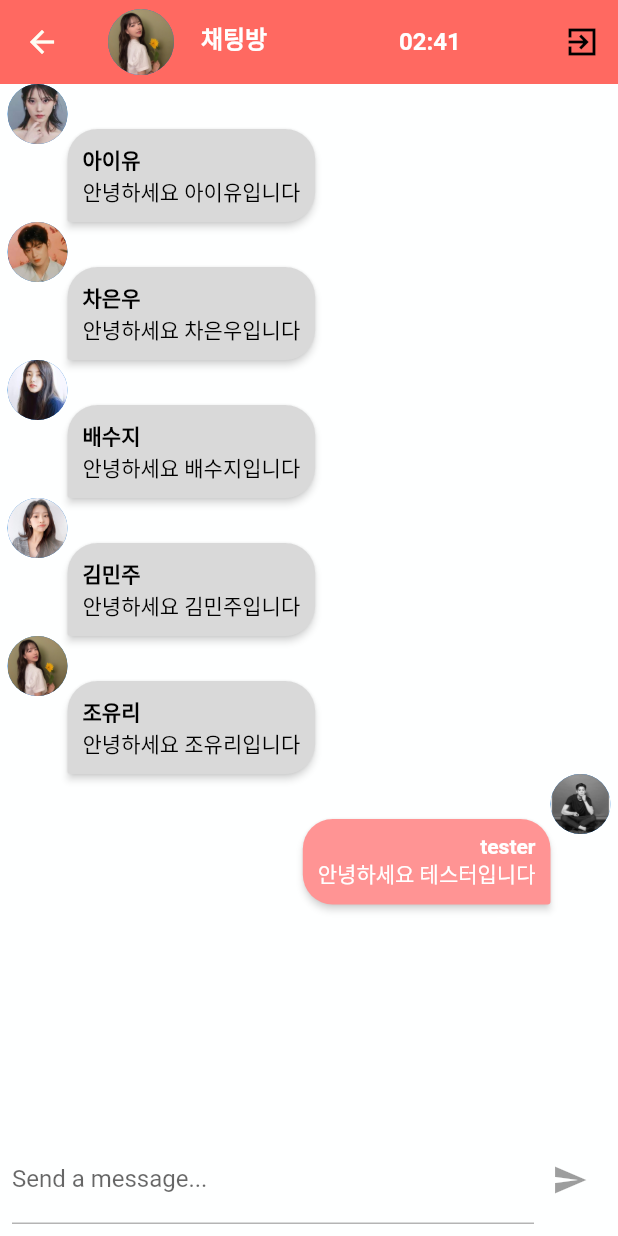
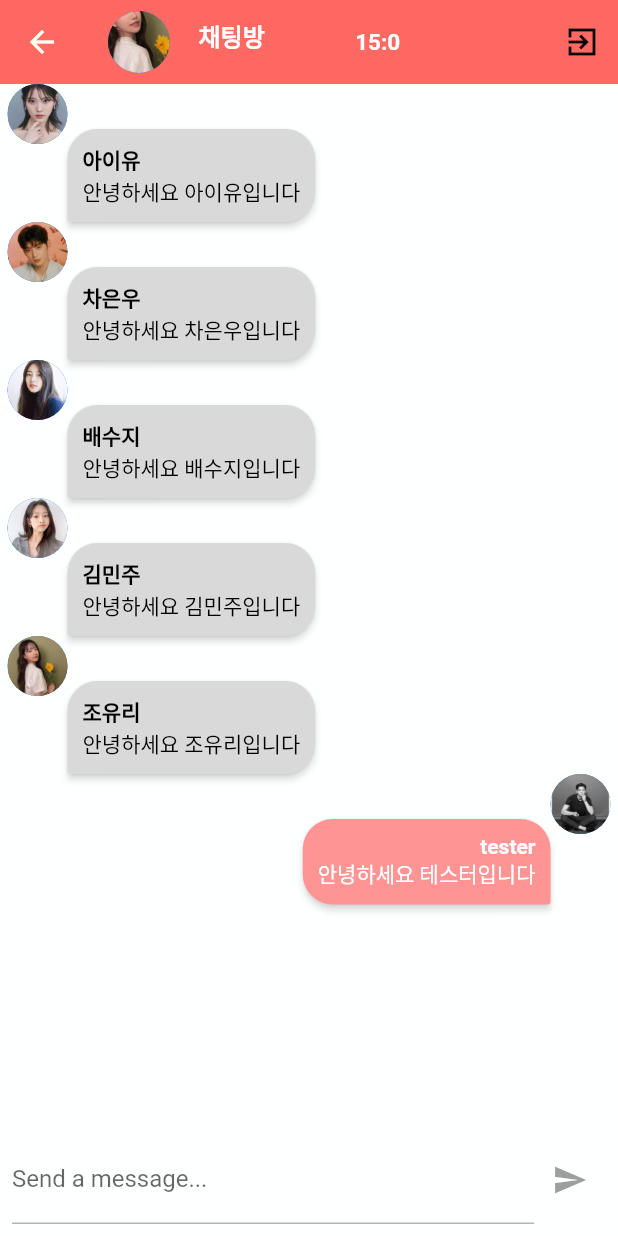
Before and after one commit to qoridhc/CatchMe, a Flutter app: the ChatScreen screen opened directly, on a phone screen of 412 x 824 dp. Run offline on Flutter 3.47's test engine with Material 2 defaults, Android fonts, the phone set to English and light mode, and no system bars; drawn by our look-alikes of flutter_chat_bubble; our stand-ins replace animated_bottom_navigation_bar, auto_size_text, cached_network_image, cloud_firestore, dio, dropdown_button2 and 6 more; missing offline and left inert: dart:ffi, flutter_naver_login, image_network; accounts and stored records are empty; Roboto replaces fonts that are missing (Avenir).

Commit message:
채팅 타이머 프로바이더 생성 / 채팅 ui 오류 수정

```diff
--- a/lib/screen/chatting_screen.dart
+++ b/lib/screen/chatting_screen.dart
@@ -1,17 +1,20 @@
 import 'dart:async';
 import 'package:captone4/chat/message.dart';
 import 'package:captone4/chat/new_message.dart';
+import 'package:captone4/provider/time_provider.dart';
 import 'package:captone4/screen/chat_room_screen.dart';
+import 'package:captone4/utils/utils.dart';
 import 'package:flutter/material.dart';
+import 'package:flutter_riverpod/flutter_riverpod.dart';
 
-class ChatScreen extends StatefulWidget {
+class ChatScreen extends ConsumerStatefulWidget {
   const ChatScreen({Key? key}) : super(key: key);
 
   @override
-  State<ChatScreen> createState() => _ChatScreenState();
+  ConsumerState<ChatScreen> createState() => _ChatScreenState();
 }
 
-class _ChatScreenState extends State<ChatScreen> {
+class _ChatScreenState extends ConsumerState<ChatScreen> {
   bool _visibility = true;
   int sec = 60;
   int min = 3;
@@ -24,6 +27,19 @@ class _ChatScreenState extends State<ChatScreen> {
     // TODO: implement initState
     super.initState();
     _handleTimer();
+    if(!ref.read(TimerProvider.notifier).isRun)
+      ref.read(TimerProvider.notifier).start();
+  }
+
+  @override
+  void dispose() {
+    // TODO: implement dispose
+    super.dispose();
+    print("dispose");
+
+    ref.read(TimerProvider.notifier).cancel();
+    ref.read(TimerProvider.notifier).pause();
+
   }
 
   void _handleTimer() {
@@ -63,12 +79,11 @@ class _ChatScreenState extends State<ChatScreen> {
             }
           }
         }
-
       });
     });
   }
 
-  AppBar _buildAppBar(){
+  AppBar _buildAppBar(int time){
     return AppBar(
       actions: [
         IconButton(
@@ -102,8 +117,8 @@ class _ChatScreenState extends State<ChatScreen> {
               padding: EdgeInsets.only(top: 0, bottom: 0, right: 0),
               child: InkWell(
                 child: SizedBox(
-                  width: 44,
-                  height: 44,
+                  width: getMediaWidth(context)*0.1,
+                  height: getMediaHeight(context)*0.1,
                   child: CircleAvatar(
                     backgroundImage:
                     AssetImage('assets/images/test_img/조유리.jpg'),
@@ -112,13 +127,13 @@ class _ChatScreenState extends State<ChatScreen> {
               ),
             ), // 채팅창 앱바 프로필 사진 파트
             Container(
-              width: 200,
+              width: getMediaWidth(context)*0.5,
               padding: EdgeInsets.only(top: 0, bottom: 0, right: 0),
               child: Row(
                 children: [
                   SizedBox(
-                    width: 80,
-                    height: 30,
+                    width: getMediaWidth(context)*0.2,
+                    height: getMediaHeight(context)*0.04,
                     child: GestureDetector(
                       onTap: () {},
                       child: Column(
@@ -136,15 +151,15 @@ class _ChatScreenState extends State<ChatScreen> {
                     ),
                   ),
                   SizedBox(
-                    width: 70,
+                    width: getMediaWidth(context) * 0.1,
                   ),
                   Text(
-                    minText,
+                    "${(time / 60).toInt()}",
                     style: TextStyle(
                         fontFamily: 'Avenir',
                         fontWeight: FontWeight.bold,
                         color: Colors.white,
-                        fontSize: 16),
+                        fontSize: 15),
                   ),
                   Text(
                     ':',
@@ -152,15 +167,15 @@ class _ChatScreenState extends State<ChatScreen> {
                         fontFamily: 'Avenir',
                         fontWeight: FontWeight.bold,
                         color: Colors.white,
-                        fontSize: 16),
+                        fontSize: 15),
                   ),
                   Text(
-                    secText,
+                    "${time % 60}",
                     style: TextStyle(
                         fontFamily: 'Avenir',
                         fontWeight: FontWeight.bold,
                         color: Colors.white,
-                        fontSize: 16),
+                        fontSize: 15),
                   )
                 ],
               ),
@@ -174,8 +189,12 @@ class _ChatScreenState extends State<ChatScreen> {
 
   @override
   Widget build(BuildContext context) {
+
+    final time = ref.watch(TimerProvider);
+    print(time);
+
     return Scaffold(
-      appBar: _buildAppBar(),
+      appBar: _buildAppBar(time),
       body: Container(
         child: Column(
           children: [
```
Also changed, not shown: lib/provider/time_provider.dart (added, +48 -0 lines).
